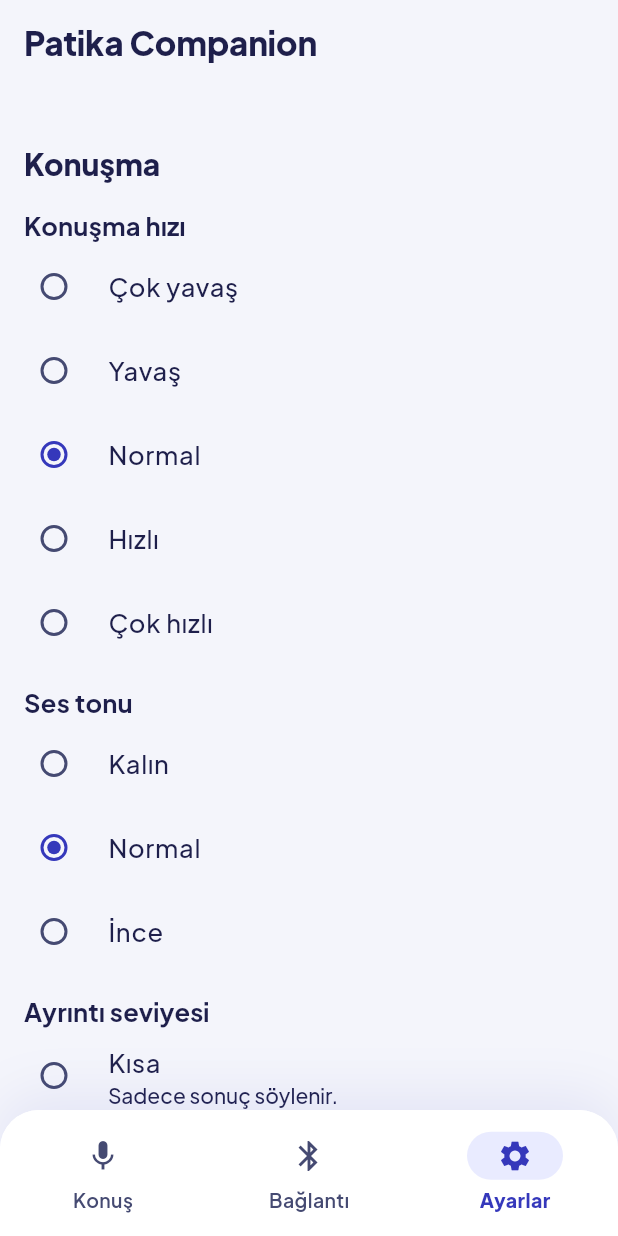
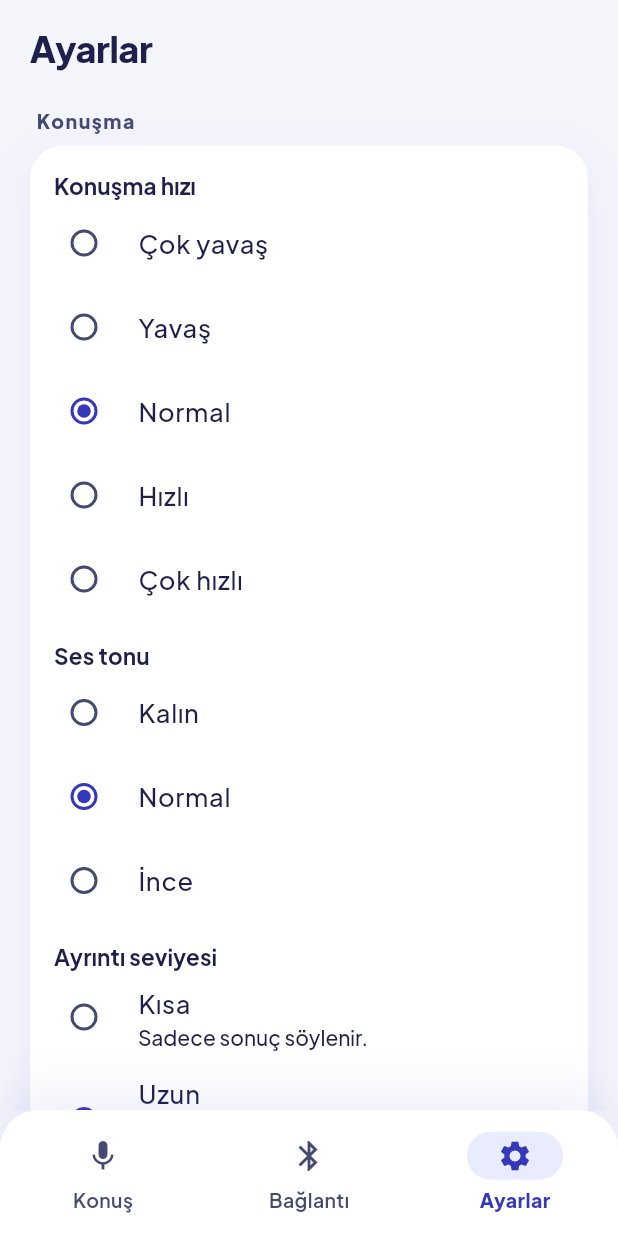
Before and after one commit to emrealmaa/patika-app, a Flutter app: the screen it shows after launch, item 3 of the bottom bar chosen, on a phone screen of 412 x 824 dp. Run offline on Flutter 3.47's test engine with Material 3 defaults, Android fonts, the phone set to English and light mode, and no system bars; our stand-ins replace audioplayers, flutter_contacts, flutter_tts, geolocator, package_info_plus, permission_handler and 3 more; missing offline and left inert: flutter_foreground_task, flutter_reactive_ble; statements that could not run were skipped.

Commit message:
feat(ui): Ayarlar ekranı ve ekran başlıkları (üst çubuk kaldırıldı)
- Üst çubuk yok; her ekran Semantics(header) başlıkla başlar (Konuş:
  "Patika"), TalkBack'te ilk odak başlık (testle kilitli).
- Ayarlar: bölümler kart içinde, uzun açıklamalar özet + ayrıntı; 112 ceza
  uyarısı özette. Sürüm satırı ve 7 dokunuş değişmedi.
- "SOS nasıl çalışır?": süre SosConfig'ten, iptal sözcükleri
  sınıflandırıcıyla testle eşlenir.

Co-Authored-By: Claude Sonnet 5 <noreply@anthropic.com>

```diff
--- a/lib/main.dart
+++ b/lib/main.dart
@@ -152,12 +152,15 @@ class _HomePageState extends State<HomePage> {
     ];
 
     return Scaffold(
-      appBar: AppBar(title: const Text(Tr.appTitle)),
-      // Acil durum geri sayımı her sekmenin üstünde görünür (iptal düğmesi).
+      // Üst çubuk yok: her ekran kendi başlığıyla başlar (EkranBasligi,
+      // TalkBack'te ilk odak). Acil durum geri sayımı her sekmenin üstünde
+      // görünür (iptal düğmesi).
       body: Column(
         children: [
           SosCountdownBanner(sos: _appState.sos),
-          Expanded(child: screens[_tabIndex]),
+          Expanded(
+            child: SafeArea(bottom: false, child: screens[_tabIndex]),
+          ),
         ],
       ),
       // Beyaz alt çubuk, üst köşeler yuvarlak, yukarı doğru yumuşak gölge.
--- a/lib/screens/connection_screen.dart
+++ b/lib/screens/connection_screen.dart
@@ -6,6 +6,7 @@ import '../ble/patika_ble_service.dart';
 import '../commands/log_entry.dart';
 import '../l10n/strings_tr.dart';
 import '../theme/app_theme.dart';
+import '../widgets/ekran_basligi.dart';
 import '../widgets/kisa_ozet_kart.dart';
 import '../widgets/liste_satiri.dart';
 import '../widgets/patika_card.dart';
@@ -29,11 +30,13 @@ class ConnectionScreen extends StatelessWidget {
     return ListView(
       padding: const EdgeInsets.fromLTRB(
         PatikaTokens.screenPadding,
-        PatikaTokens.gapSmall,
+        PatikaTokens.gap,
         PatikaTokens.screenPadding,
         PatikaTokens.gap,
       ),
       children: [
+        const EkranBasligi(Tr.screenTitleConnection),
+        const SizedBox(height: PatikaTokens.gap),
         _StatusCard(
           connectionState: state.connectionState,
           battery: state.glassesBattery,
--- a/lib/screens/settings_screen.dart
+++ b/lib/screens/settings_screen.dart
@@ -7,11 +7,19 @@ import '../platform/app_version.dart';
 import '../settings/settings.dart';
 import '../settings/settings_store.dart';
 import '../settings/test_mode_access.dart';
+import '../sos/sos_config.dart';
+import '../theme/app_theme.dart';
+import '../widgets/anahtar_satiri.dart';
+import '../widgets/ekran_basligi.dart';
+import '../widgets/kisa_ozet_kart.dart';
+import '../widgets/patika_card.dart';
 
 /// Ayarlar ekranı. Tamamen TalkBack ile kullanılabilir olacak şekilde
-/// sadece radyo listelerinden oluşuyor (kaydırıcı yok - TalkBack'te kademeli
-/// ayar zahmetli): her seçenek tam genişlikte, en az 56dp, TalkBack
-/// "seçili, 3/5" gibi konumu kendisi okuyor.
+/// radyo listeleri ve anahtarlardan oluşuyor (kaydırıcı yok - TalkBack'te
+/// kademeli ayar zahmetli): her seçenek tam genişlikte, en az 56dp, TalkBack
+/// "seçili, 3/5" gibi konumu kendisi okuyor. Bölümler kart içinde; uzun
+/// açıklamalar tek cümlelik özet + "Ayrıntıyı göster" ([KisaOzetKart]).
+/// Sonucu olan bilgi (112 ceza uyarısı) özette kalır.
 ///
 /// Çift okuma olmasın diye TTS sadece konuşma hızı/ses tonu değişince
 /// konuşuyor - yeni hızın/tonun önizlemesi olarak. Diğer seçimleri TalkBack
@@ -43,9 +51,15 @@ class SettingsScreen extends StatelessWidget {
   Widget build(BuildContext context) {
     final s = _s;
     return ListView(
-      padding: const EdgeInsets.symmetric(vertical: 16),
+      padding: const EdgeInsets.fromLTRB(
+        PatikaTokens.screenPadding,
+        PatikaTokens.gap,
+        PatikaTokens.screenPadding,
+        PatikaTokens.gap,
+      ),
       children: [
-        _Header(Tr.settingsSpeech),
+        const EkranBasligi(Tr.screenTitleSettings),
+        _Section(Tr.settingsSpeech, [
           _Choice<int>(
             title: Tr.speechRate,
             value: s.speechRateLevel,
@@ -80,7 +94,8 @@ class SettingsScreen extends StatelessWidget {
             ],
             onChanged: (v) => _update(s.copyWith(verbosity: v)),
           ),
-        _Header(Tr.settingsListening),
+        ]),
+        _Section(Tr.settingsListening, [
           _Choice<int>(
             title: Tr.silenceTimeout,
             hint: Tr.silenceTimeoutHint,
@@ -91,28 +106,40 @@ class SettingsScreen extends StatelessWidget {
             ],
             onChanged: (v) => _update(s.copyWith(silenceTimeoutSeconds: v)),
           ),
-        SwitchListTile(
-          title: const Text(Tr.nodToListen),
-          subtitle: const Text(Tr.nodToListenHint),
+          AnahtarSatiri(
+            title: Tr.nodToListen,
             value: s.nodToListen,
             onChanged: (v) => _update(s.copyWith(nodToListen: v)),
           ),
-        SwitchListTile(
-          title: const Text(Tr.readMessagesAloud),
-          subtitle: const Text(Tr.readMessagesAloudHint),
+          const KisaOzetKart(
+            card: false,
+            contextLabel: Tr.nodToListen,
+            summary: Tr.nodToListenSummary,
+            details: Tr.nodToListenDetails,
+          ),
+          AnahtarSatiri(
+            title: Tr.readMessagesAloud,
+            subtitle: Tr.readMessagesAloudHint,
             value: s.readMessagesAloud,
             onChanged: (v) => _update(s.copyWith(readMessagesAloud: v)),
           ),
-        SwitchListTile(
-          title: const Text(Tr.muteNotifications),
-          subtitle: const Text(Tr.muteNotificationsHint),
+          AnahtarSatiri(
+            title: Tr.muteNotifications,
             value: s.notificationsMuted,
             onChanged: (v) => _update(s.copyWith(notificationsMuted: v)),
           ),
-        _Header(Tr.sosSettingsSection),
-        SwitchListTile(
-          title: const Text(Tr.sosCall112Title),
-          subtitle: const Text(Tr.sosCall112Hint),
+          const KisaOzetKart(
+            card: false,
+            contextLabel: Tr.muteNotifications,
+            summary: Tr.muteNotificationsSummary,
+            details: Tr.muteNotificationsDetails,
+          ),
+        ]),
+        _Section(Tr.sosSettingsSection, [
+          AnahtarSatiri(
+            icon: Icons.phone_in_talk,
+            danger: true,
+            title: Tr.sosCall112Title,
             value: s.emergencyCall112,
             onChanged: (v) {
               _update(s.copyWith(emergencyCall112: v));
@@ -122,7 +149,21 @@ class SettingsScreen extends StatelessWidget {
               feedback.say(v ? Tr.sosCall112EnabledWarning : Tr.sosCall112DisabledInfo);
             },
           ),
-        _Header(Tr.settingsFeedback),
+          // Ceza uyarısı özette (ayrıntıya saklanmaz).
+          const KisaOzetKart(
+            card: false,
+            contextLabel: Tr.sosCall112Title,
+            summary: Tr.sosCall112Summary,
+            details: Tr.sosCall112Details,
+          ),
+        ]),
+        const SizedBox(height: 12),
+        KisaOzetKart(
+          title: Tr.sosHowTitle,
+          summary: Tr.sosHowSummary(SosConfig.manualCountdown.inSeconds),
+          details: Tr.sosHowDetails,
+        ),
+        _Section(Tr.settingsFeedback, [
           _Choice<FeedbackMode>(
             title: Tr.feedbackMode,
             value: s.feedbackMode,
@@ -144,17 +185,15 @@ class SettingsScreen extends StatelessWidget {
               feedback.haptics.play(HapticPatternId.understood, scale: next.hapticScale);
             },
           ),
-        Padding(
-          padding: const EdgeInsets.fromLTRB(16, 16, 16, 0),
-          child: OutlinedButton.icon(
+        ]),
+        const SizedBox(height: 24),
+        OutlinedButton.icon(
           onPressed: onStartTutorial,
           icon: const Icon(Icons.school),
           label: const Text(Tr.startTutorial),
         ),
-        ),
-        Padding(
-          padding: const EdgeInsets.all(16),
-          child: OutlinedButton.icon(
+        const SizedBox(height: 12),
+        OutlinedButton.icon(
           onPressed: () {
             _update(const Settings());
             feedback.say(Tr.settingsReset);
@@ -162,7 +201,7 @@ class SettingsScreen extends StatelessWidget {
           icon: const Icon(Icons.restore),
           label: const Text(Tr.resetSettings),
         ),
-        ),
+        const SizedBox(height: 12),
         if (version != null)
           _VersionTile(version: version!, testMode: testMode, feedback: feedback),
       ],
@@ -238,19 +277,39 @@ class _VersionTile extends StatelessWidget {
   }
 }
 
-class _Header extends StatelessWidget {
-  final String text;
+/// Bölüm: küçük başlık (TalkBack'te header) + içindekileri saran kart.
+class _Section extends StatelessWidget {
+  final String title;
+  final List<Widget> children;
 
-  const _Header(this.text);
+  const _Section(this.title, this.children);
 
   @override
   Widget build(BuildContext context) {
-    return Padding(
-      padding: const EdgeInsets.fromLTRB(16, 24, 16, 4),
+    return Column(
+      crossAxisAlignment: CrossAxisAlignment.stretch,
+      children: [
+        Padding(
+          padding: const EdgeInsets.fromLTRB(4, 24, 4, PatikaTokens.gapSmall),
           child: Semantics(
             header: true,
-        child: Text(text, style: Theme.of(context).textTheme.titleLarge),
+            child: Text(
+              title,
+              style: Theme.of(context)
+                  .textTheme
+                  .labelMedium
+                  ?.copyWith(color: PatikaTokens.textSecondary),
             ),
+          ),
+        ),
+        PatikaCard(
+          padding: const EdgeInsets.symmetric(horizontal: PatikaTokens.gap, vertical: 4),
+          child: Column(
+            crossAxisAlignment: CrossAxisAlignment.stretch,
+            children: children,
+          ),
+        ),
+      ],
     );
   }
 }
@@ -276,21 +335,19 @@ class _Choice<T> extends StatelessWidget {
 
   @override
   Widget build(BuildContext context) {
+    final text = Theme.of(context).textTheme;
     return Column(
       crossAxisAlignment: CrossAxisAlignment.stretch,
       children: [
         Padding(
-          padding: const EdgeInsets.fromLTRB(16, 12, 16, 0),
+          padding: const EdgeInsets.only(top: 12),
           child: Semantics(
             header: true,
-            child: Text(title, style: Theme.of(context).textTheme.titleMedium),
+            child: Text(title, style: text.titleSmall),
           ),
         ),
         if (hint != null)
-          Padding(
-            padding: const EdgeInsets.symmetric(horizontal: 16),
-            child: Text(hint!),
-          ),
+          Text(hint!, style: text.bodySmall?.copyWith(color: PatikaTokens.textSecondary)),
         RadioGroup<T>(
           groupValue: value,
           onChanged: (v) {
@@ -310,8 +367,8 @@ class _Choice<T> extends StatelessWidget {
                     child: Text(label),
                   ),
                   subtitle: optionHint == null ? null : Text(optionHint),
-                  contentPadding: const EdgeInsets.symmetric(horizontal: 16),
-                  minTileHeight: 56,
+                  contentPadding: EdgeInsets.zero,
+                  minTileHeight: PatikaTokens.minTouch,
                 ),
             ],
           ),
--- /dev/null
+++ b/lib/widgets/ekran_basligi.dart
@@ -0,0 +1,30 @@
+import 'package:flutter/material.dart';
+
+/// Ekranın başlığı ("Patika", "Bağlantı", "Ayarlar"). Üst çubuk yok; her
+/// ekran kendi başlığıyla başlar. TalkBack'te başlık (header) olarak
+/// bildirilir ve ekranın ilk odağıdır.
+class EkranBasligi extends StatelessWidget {
+  final String text;
+
+  /// Başlığın sağında (ör. Konuş'ta gözlük durumu hapı).
+  final Widget? trailing;
+
+  const EkranBasligi(this.text, {super.key, this.trailing});
+
+  @override
+  Widget build(BuildContext context) {
+    final title = Semantics(
+      header: true,
+      child: Text(text, style: Theme.of(context).textTheme.headlineSmall),
+    );
+    final trailing = this.trailing;
+    if (trailing == null) return title;
+    return Row(
+      children: [
+        Expanded(child: title),
+        const SizedBox(width: 12),
+        Flexible(child: trailing),
+      ],
+    );
+  }
+}
```
Also changed, not shown: lib/l10n/strings_tr.dart (+38 -8 lines), lib/screens/listen_screen.dart (+21 -7 lines), lib/widgets/kisa_ozet_kart.dart (+6 -1 lines), 1 other file. Lines whose indentation alone changed are shown as unchanged.
